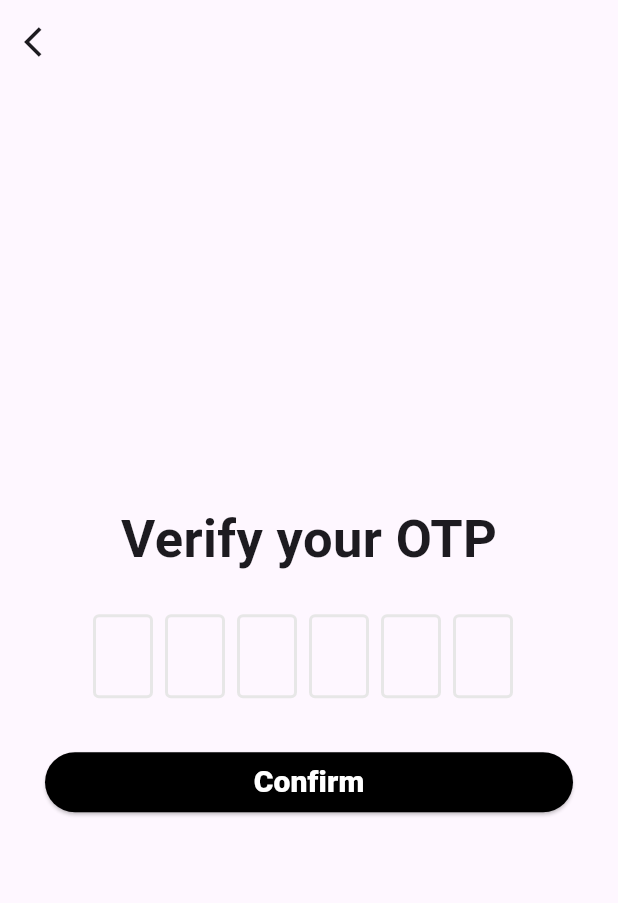
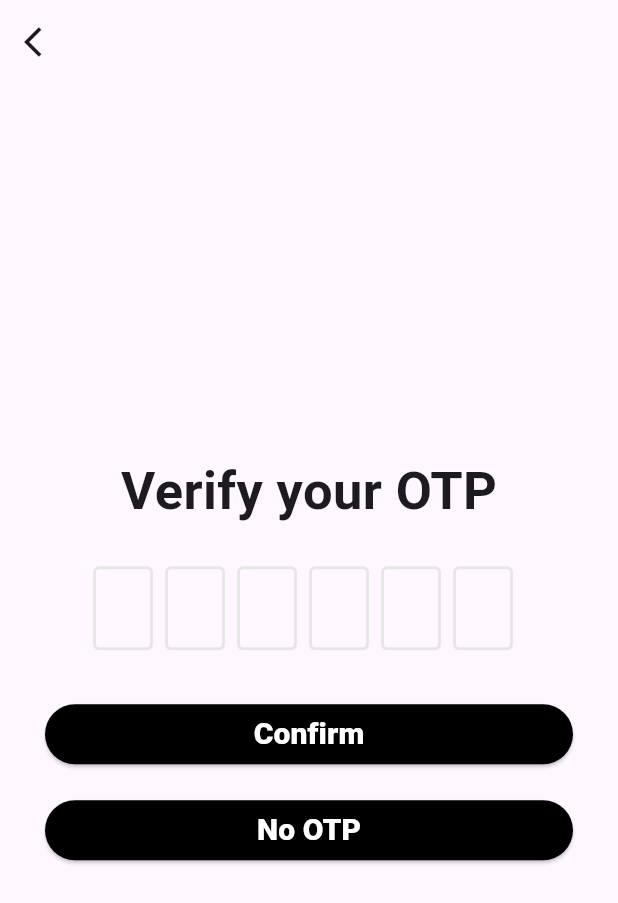
Before and after one commit to Kaif-Shariff/zepto-clone, a Flutter app: the screen it shows after launch, swiped to page 2, on a phone screen of 412 x 824 dp. Shown: the top 903 px of the screen. Run offline on Flutter 3.47's test engine with Material 3 defaults, Android fonts, the phone set to English and light mode, and no system bars; drawn by our look-alikes of flutter_otp_text_field; our stand-ins replace cloud_firestore, firebase_auth, firebase_core, fluttertoast; accounts and stored records are empty.

Commit message:
Not OTP Button

```diff
--- a/lib/login.dart
+++ b/lib/login.dart
@@ -223,14 +223,31 @@ class _LoginScreenState extends State<LoginScreen> {
                                   fontSize: 20,
                                   fontWeight: FontWeight.w900),
                             ),
+                    ),
+                  ),
 
-                      // child: const Text(
-                      //   'Confirm',
-                      //   style: TextStyle(
-                      //       color: Colors.white,
-                      //       fontSize: 20,
-                      //       fontWeight: FontWeight.w900),
-                      // ),
+                  const SizedBox(height: 16),
+                  SizedBox(
+                    width: double.infinity,
+                    child: ElevatedButton(
+                      style: ElevatedButton.styleFrom(
+                          backgroundColor: Colors.black),
+                      onPressed: () {
+                        Navigator.pushReplacement(
+                          context,
+                          MaterialPageRoute(
+                              builder: (context) => const HomePage()),
+                        );
+                      },
+                      child: isLoading
+                          ? const CircularProgressIndicator()
+                          : const Text(
+                              'No OTP',
+                              style: TextStyle(
+                                  color: Colors.white,
+                                  fontSize: 20,
+                                  fontWeight: FontWeight.w900),
+                            ),
                     ),
                   ), // Add some space between button and text field
                 ],
```
